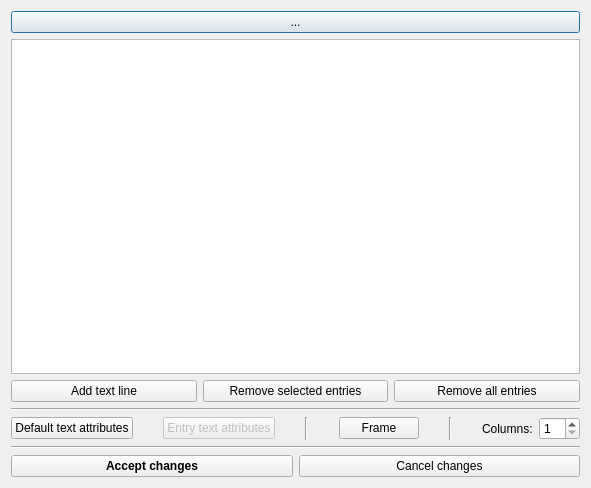
The window that src/gui/GraphWindowTools/alegenddialog.ui (andrmor/ANTS2) describes before a commit, drawn with Qt 5.
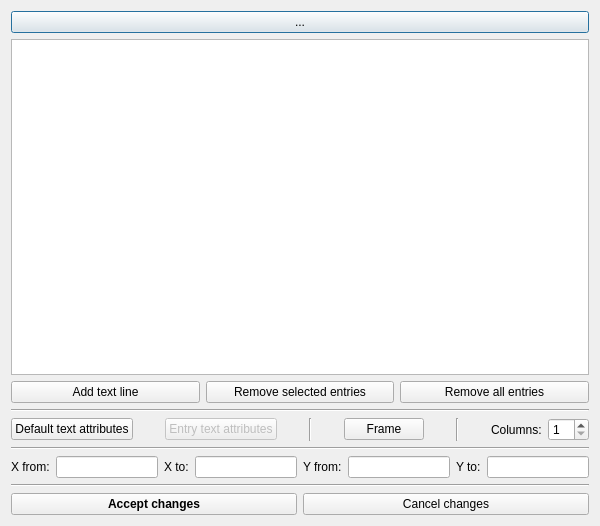
The same window after the commit.

Diff of the .ui file:
```diff
--- a/src/gui/GraphWindowTools/alegenddialog.ui
+++ b/src/gui/GraphWindowTools/alegenddialog.ui
@@ -6,8 +6,8 @@
    <rect>
     <x>0</x>
     <y>0</y>
-    <width>591</width>
-    <height>488</height>
+    <width>600</width>
+    <height>526</height>
    </rect>
   </property>
   <property name="windowTitle">
@@ -213,6 +213,60 @@
      </property>
     </widget>
    </item>
+   <item>
+    <layout class="QHBoxLayout" name="horizontalLayout_4">
+     <property name="topMargin">
+      <number>0</number>
+     </property>
+     <item>
+      <widget class="QLabel" name="label_3">
+       <property name="text">
+        <string>X from:</string>
+       </property>
+      </widget>
+     </item>
+     <item>
+      <widget class="QLineEdit" name="ledXfrom"/>
+     </item>
+     <item>
+      <widget class="QLabel" name="label_4">
+       <property name="text">
+        <string>X to:</string>
+       </property>
+      </widget>
+     </item>
+     <item>
+      <widget class="QLineEdit" name="ledXto"/>
+     </item>
+     <item>
+      <widget class="QLabel" name="label_5">
+       <property name="text">
+        <string>Y from:</string>
+       </property>
+      </widget>
+     </item>
+     <item>
+      <widget class="QLineEdit" name="ledYfrom"/>
+     </item>
+     <item>
+      <widget class="QLabel" name="label_2">
+       <property name="text">
+        <string>Y to:</string>
+       </property>
+      </widget>
+     </item>
+     <item>
+      <widget class="QLineEdit" name="ledYto"/>
+     </item>
+    </layout>
+   </item>
+   <item>
+    <widget class="Line" name="line_5">
+     <property name="orientation">
+      <enum>Qt::Horizontal</enum>
+     </property>
+    </widget>
+   </item>
    <item>
     <layout class="QHBoxLayout" name="horizontalLayout_2">
      <item>
```
